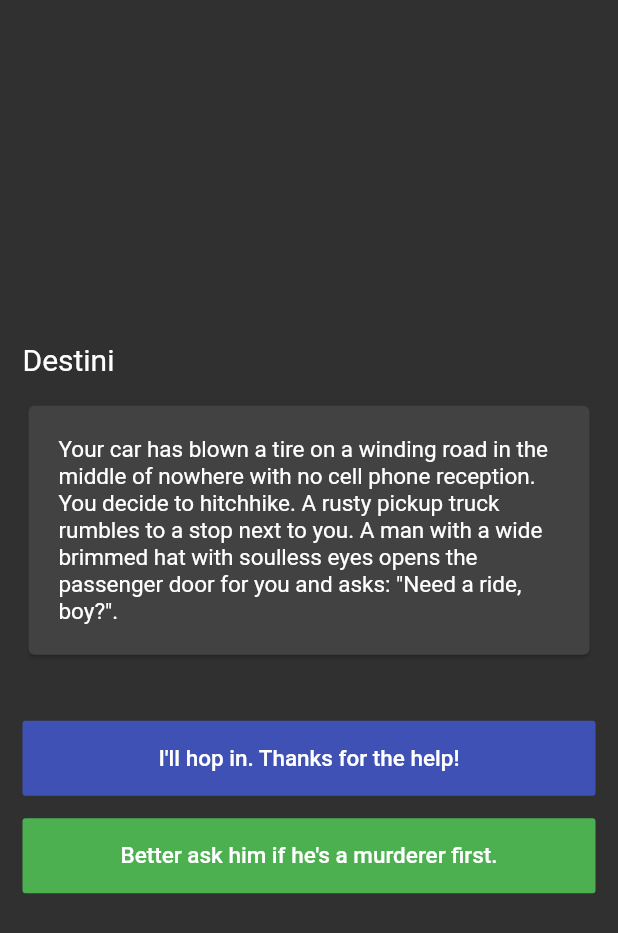
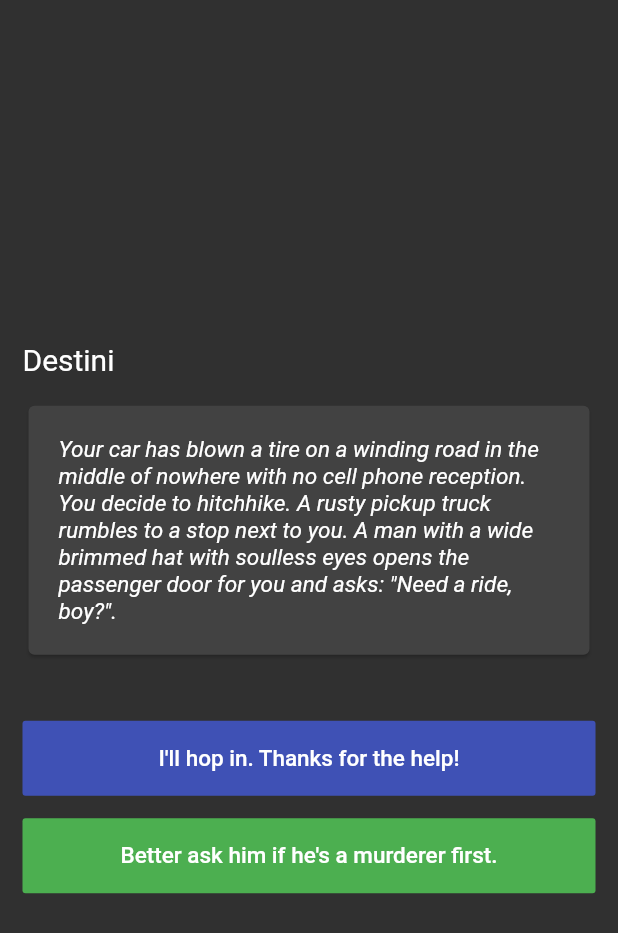
Before and after one commit to LwinHtooA3ng/destini_challenge, a Flutter app: the screen it shows after launch, on a phone screen of 412 x 824 dp. Shown: the top 933 px of the screen. Run offline on Flutter 3.47's test engine with Material 2 defaults, Android fonts, the phone set to English and light mode, and no system bars; our stand-ins replace google_fonts; Roboto replaces fonts that are missing (Uchen).

Commit message:
adding style

```diff
--- a/lib/main.dart
+++ b/lib/main.dart
@@ -57,12 +57,12 @@ class _StoryPageState extends State<StoryPage> {
                     fontSize: 20,
                   ),
                 ),
-                SizedBox(
+                const SizedBox(
                   height: 15,
                 ),
                 Card(
                   child: Padding(
-                    padding: EdgeInsets.all(20),
+                    padding: const EdgeInsets.all(20),
                     child: Center(
                       child: Text(myStory,
                           // style: const TextStyle(
@@ -71,11 +71,12 @@ class _StoryPageState extends State<StoryPage> {
                           // ),
                           style: GoogleFonts.uchen(
                             fontSize: 15.0,
+                            fontStyle:FontStyle.italic
                           )),
                     ),
                   ),
                 ),
-                SizedBox(
+                const SizedBox(
                   height: 40,
                 ),
                 Container(
```
